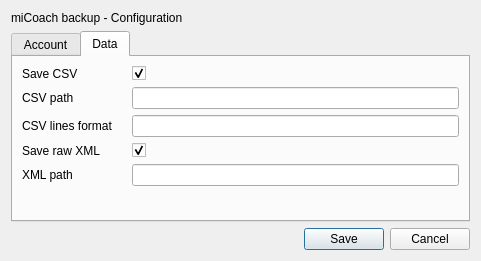
Qt form src/gui/configwindow.ui (mvonthron/micoach-backup) before a commit.
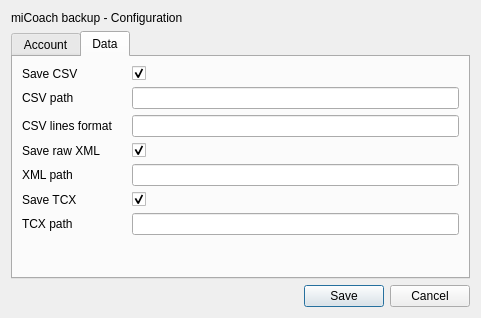
The same form after that commit. The open tabs and pages were chosen to show the change. Icons and pictures are not drawn.

Commit message: config window for TCX

Diff of the .ui file:
```diff
--- a/src/gui/configwindow.ui
+++ b/src/gui/configwindow.ui
@@ -7,7 +7,7 @@
     <x>0</x>
     <y>0</y>
     <width>481</width>
-    <height>261</height>
+    <height>318</height>
    </rect>
   </property>
   <property name="windowTitle">
@@ -180,6 +180,33 @@
        <item row="4" column="1">
         <widget class="QLineEdit" name="xmlPathLine"/>
        </item>
+       <item row="5" column="1">
+        <widget class="QCheckBox" name="saveTcxBox">
+         <property name="text">
+          <string/>
+         </property>
+         <property name="checked">
+          <bool>true</bool>
+         </property>
+        </widget>
+       </item>
+       <item row="6" column="1">
+        <widget class="QLineEdit" name="tcxPathLine"/>
+       </item>
+       <item row="5" column="0">
+        <widget class="QLabel" name="saveTcxLabel">
+         <property name="text">
+          <string>Save TCX</string>
+         </property>
+        </widget>
+       </item>
+       <item row="6" column="0">
+        <widget class="QLabel" name="tcxPathLabel">
+         <property name="text">
+          <string>TCX path</string>
+         </property>
+        </widget>
+       </item>
       </layout>
      </widget>
     </widget>
```
Left out of the diff: 26 changed lines with no effect on the pictures. The commit also changes 2 other files.
